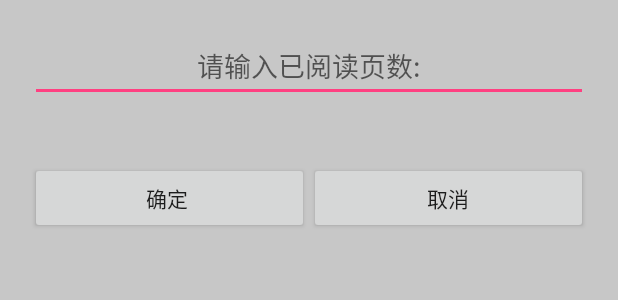
After one commit to Chujian2017/yuedu, an Android app: the layout dialog_layout.xml on its own in the app's theme, with its tools: preview values and no code run, on a phone screen of 412 x 824 dp. The commit adds this screen. Shown: the top 300 px of the screen. Run offline under Robolectric (Android 15) with nearby library versions, the phone set to English and light mode, and no system bars.

Commit message:
添加保存已阅读页数

```diff
--- a/app/src/main/AndroidManifest.xml
+++ b/app/src/main/AndroidManifest.xml
@@ -31,7 +31,7 @@
             android:name=".AddActivity"
             android:label="添加书籍" />
         <activity
-            android:name=".deleteActivity"
+            android:name=".deleteBook.deleteActivity"
             android:label="删除书籍" />
 
         <provider
--- a/app/src/main/java/com/example/wen/yuedu/Recycler_book/Book.java
+++ b/app/src/main/java/com/example/wen/yuedu/Recycler_book/Book.java
@@ -12,12 +12,15 @@ public class Book {
     private String name;
     private int bookId;
     private int bookNum;
+    private int readNum;
     private BitmapDrawable bitmap;
-    public Book(String name,int bookId,int bookNum,BitmapDrawable bitmap){
+    public Book(String name,int bookId,int bookNum,int readNum,BitmapDrawable bitmap){
         this.name=name;
         this.bookId=bookId;
         this.bookNum=bookNum;
         this.bitmap=bitmap;
+        this.readNum=readNum;
+
     }
     public String getName(){
         return name;
@@ -29,4 +32,5 @@ public class Book {
         return bookNum;
     }
     public BitmapDrawable getBitmap(){return bitmap;}
+    public int getReadNum(){return readNum;}
 }
--- a/app/src/main/java/com/example/wen/yuedu/Recycler_main/MenusAdapter.java
+++ b/app/src/main/java/com/example/wen/yuedu/Recycler_main/MenusAdapter.java
@@ -2,7 +2,6 @@ package com.example.wen.yuedu.Recycler_main;
 
 import android.content.Context;
 import android.content.Intent;
-import android.database.sqlite.SQLiteDatabase;
 import android.support.v7.widget.RecyclerView;
 import android.view.LayoutInflater;
 import android.view.View;
@@ -15,7 +14,7 @@ import com.example.wen.yuedu.R;
 import com.example.wen.yuedu.Recycler_book.BookActivity;
 import com.example.wen.yuedu.SQL.SQLActivity;
 import com.example.wen.yuedu.AddActivity;
-import com.example.wen.yuedu.deleteActivity;
+import com.example.wen.yuedu.deleteBook.deleteActivity;
 
 import java.util.List;
 
--- a/app/src/main/java/com/example/wen/yuedu/SQL/MyDatabaseHelper.java
+++ b/app/src/main/java/com/example/wen/yuedu/SQL/MyDatabaseHelper.java
@@ -14,7 +14,8 @@ public class MyDatabaseHelper extends SQLiteOpenHelper {
             +"id integer primary key autoincrement,"
             +"image BLOB,"
             +"bookName text,"
-            +"bookNum integer)";
+            +"bookNum integer,"
+            +"readNum integer)";
     private Context mContext;
 
     public MyDatabaseHelper(Context context, String name,
--- a/app/src/main/java/com/example/wen/yuedu/deleteBookAdapter.java
+++ b/app/src/main/java/com/example/wen/yuedu/deleteBook/deleteBookAdapter.java
@@ -1,4 +1,4 @@
-package com.example.wen.yuedu;
+package com.example.wen.yuedu.deleteBook;
 
 /**
  * Created by wen on 2018/3/9.
@@ -17,6 +17,7 @@ import android.widget.ProgressBar;
 import android.widget.TextView;
 import android.widget.Toast;
 
+import com.example.wen.yuedu.R;
 import com.example.wen.yuedu.Recycler_book.Book;
 import com.example.wen.yuedu.SQL.MyDatabaseHelper;
 
@@ -94,7 +95,8 @@ public class deleteBookAdapter extends RecyclerView.Adapter<deleteBookAdapter.Vi
         }
         holder.bookName.setText(book.getName());
         Log.d(TAG, book.getName());
-        holder.progressBar.setProgress(book.getNum());
+        holder.progressBar.setMax(book.getNum());
+        holder.progressBar.setProgress(book.getReadNum());
     }
 
     @Override
--- /dev/null
+++ b/app/src/main/res/layout/dialog_layout.xml
@@ -0,0 +1,36 @@
+<?xml version="1.0" encoding="utf-8"?>
+<LinearLayout xmlns:android="http://schemas.android.com/apk/res/android"
+    android:layout_width="match_parent"
+    android:layout_height="match_parent"
+    android:orientation="vertical"
+    android:background="#c7c7c7">
+
+    <EditText
+        android:id="@+id/et_password"
+        android:layout_width="match_parent"
+        android:layout_height="wrap_content"
+        android:hint="请输入已阅读页数:"
+        android:gravity="center_horizontal"
+        android:layout_margin="20dp"/>
+
+    <LinearLayout
+        android:layout_width="match_parent"
+        android:layout_height="wrap_content"
+        android:orientation="horizontal"
+        android:layout_margin="20dp">
+        <Button
+            android:id="@+id/btn_confirm"
+            android:layout_width="0dp"
+            android:layout_height="wrap_content"
+            android:layout_weight="1"
+            android:text="确定 "/>
+
+        <Button
+            android:id="@+id/btn_cancel"
+            android:layout_width="0dp"
+            android:layout_height="wrap_content"
+            android:layout_weight="1"
+            android:text="取消"/>
+    </LinearLayout>
+
+</LinearLayout>
```
Also changed, not shown: app/src/main/java/com/example/wen/yuedu/AddActivity.java (+1 -9 lines), app/src/main/java/com/example/wen/yuedu/InputDialog/InputDialog.java (added, +59 -0 lines), app/src/main/java/com/example/wen/yuedu/RecyclerViewClickListener.java (deleted, +0 -109 lines), app/src/main/java/com/example/wen/yuedu/Recycler_book/BookActivity.java (+6 -39 lines), app/src/main/java/com/example/wen/yuedu/Recycler_book/BookAdapter.java (+47 -12 lines), app/src/main/java/com/example/wen/yuedu/deleteBook/deleteActivity.java (renamed from app/src/main/java/com/example/wen/yuedu/deleteActivity.java, +2 -7 lines).
